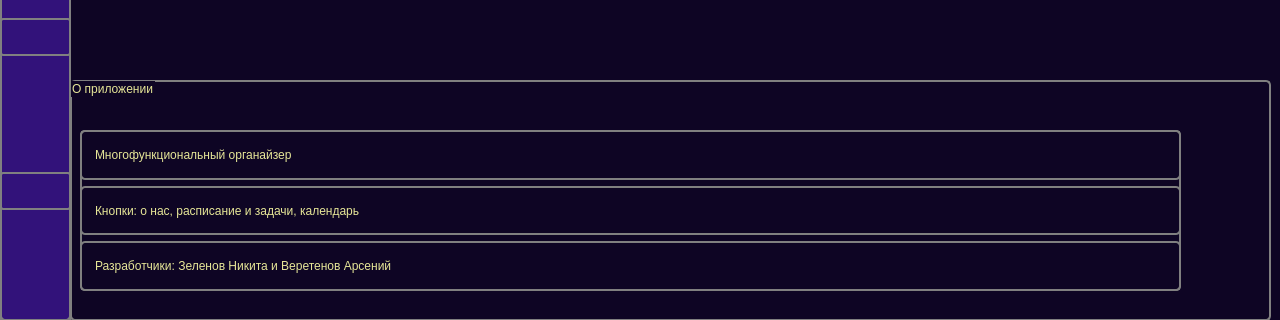
Above: main.ui from ZeNik77/MEGAPROJECT before the change; both pictures show x 0 to 1280 and y 400 to 720 of the 1280 by 720 pixel window. Below: the same form after it.
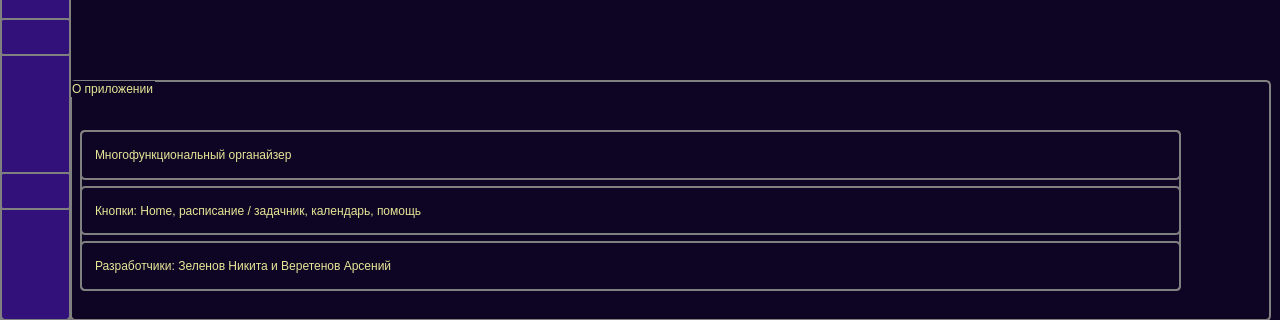
That is the form after the change. Icons and pictures are not drawn.

Patch:
```diff
--- a/main.ui
+++ b/main.ui
@@ -210,7 +210,7 @@
       <item>
        <widget class="QLabel" name="label_buttons">
         <property name="text">
-         <string>Кнопки: о нас, расписание и задачи, календарь</string>
+         <string>Кнопки: Home, расписание / задачник, календарь, помощь</string>
         </property>
         <property name="alignment">
          <set>Qt::AlignLeading|Qt::AlignLeft|Qt::AlignVCenter</set>
```
